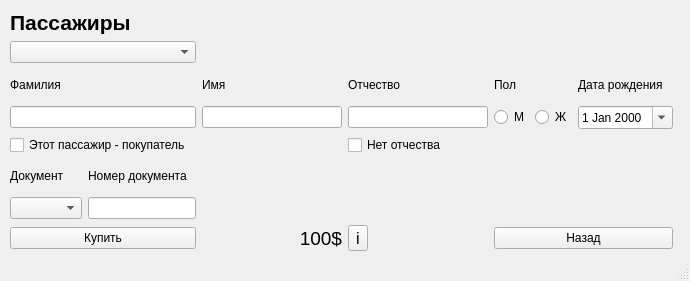
Substance-live/Train_application, file data/etc/Passenger.ui: the form before one commit.
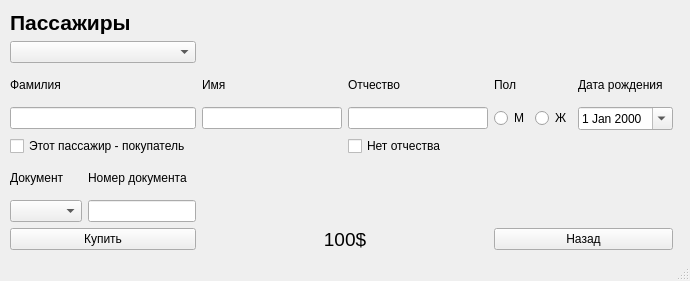
The form after the commit.

Commit message: pre alpha (all other design and window passenger)

```diff
--- a/data/etc/Passenger.ui
+++ b/data/etc/Passenger.ui
@@ -254,21 +254,6 @@
        </property>
       </widget>
      </item>
-     <item row="7" column="3">
-      <widget class="QToolButton" name="but_question">
-       <property name="font">
-        <font>
-         <pointsize>12</pointsize>
-        </font>
-       </property>
-       <property name="styleSheet">
-        <string notr="true"/>
-       </property>
-       <property name="text">
-        <string>i</string>
-       </property>
-      </widget>
-     </item>
      <item row="3" column="3">
       <widget class="QLineEdit" name="line_patronymic">
        <property name="font">
@@ -329,7 +314,17 @@
        </property>
       </widget>
      </item>
-     <item row="7" column="2">
+     <item row="4" column="0" colspan="2">
+      <widget class="QCheckBox" name="checkBox">
+       <property name="layoutDirection">
+        <enum>Qt::LayoutDirection::LeftToRight</enum>
+       </property>
+       <property name="text">
+        <string>Этот пассажир - покупатель</string>
+       </property>
+      </widget>
+     </item>
+     <item row="7" column="2" colspan="2">
       <widget class="QLabel" name="label_price">
        <property name="sizePolicy">
         <sizepolicy hsizetype="Preferred" vsizetype="Preferred">
@@ -358,17 +353,7 @@
         <string>100$</string>
        </property>
        <property name="alignment">
-        <set>Qt::AlignmentFlag::AlignRight|Qt::AlignmentFlag::AlignTrailing|Qt::AlignmentFlag::AlignVCenter</set>
-       </property>
-      </widget>
-     </item>
-     <item row="4" column="0" colspan="2">
-      <widget class="QCheckBox" name="checkBox">
-       <property name="layoutDirection">
-        <enum>Qt::LayoutDirection::LeftToRight</enum>
-       </property>
-       <property name="text">
-        <string>Этот пассажир - покупатель</string>
+        <set>Qt::AlignmentFlag::AlignCenter</set>
        </property>
       </widget>
      </item>
```
The commit also changes 10 other files.
